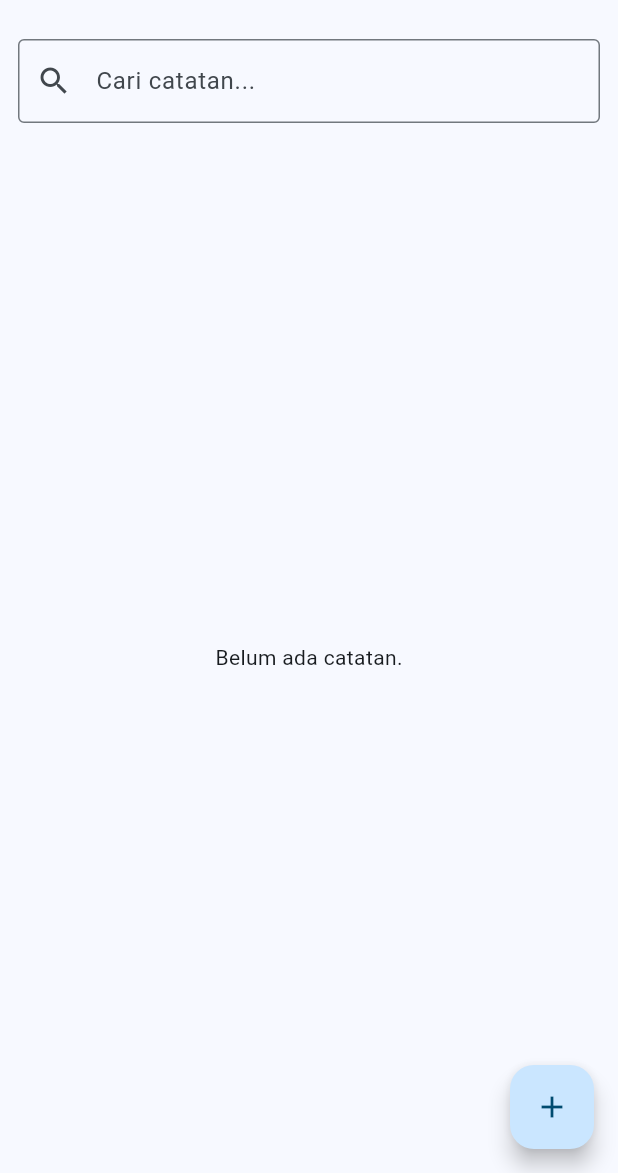
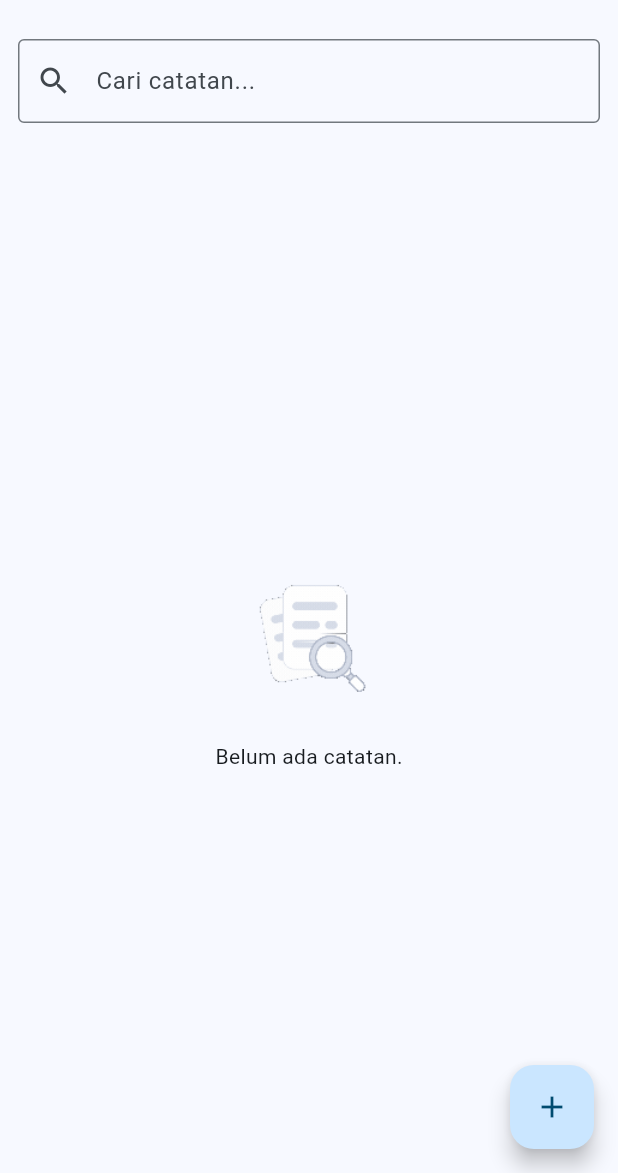
Before and after one commit to raihanaiooo/Proyek4, a Flutter app: the LogView screen opened directly with empty values, on a phone screen of 412 x 824 dp, the part 63-1236 px from its top. Run offline on Flutter 3.47's test engine with Material 3 defaults, Android fonts, the light colour scheme and no system bars; our stand-ins replace shared_preferences; accounts and stored records are empty.

Commit message:
UPDATE: tambahin gif ketika belum ada catatan

```diff
--- a/lib/features/logbook/views/log_view.dart
+++ b/lib/features/logbook/views/log_view.dart
@@ -73,7 +73,16 @@ class _LogViewState extends State<LogView> {
               ),
               Expanded(
                 child: currentLogs.isEmpty
-                    ? const Center(child: Text('Belum ada catatan.'))
+                    ? Center(
+                        child: Column(
+                          mainAxisAlignment: MainAxisAlignment.center,
+                          children: [
+                            Image.asset('assets/empty.gif', height: 120),
+                            const SizedBox(height: 12),
+                            const Text('Belum ada catatan.'),
+                          ],
+                        ),
+                      )
                     : ListView.builder(
                         itemCount: currentLogs.length,
                         itemBuilder: (context, index) {
```
Also changed, not shown: assets/empty.gif (added), 1 other file.
